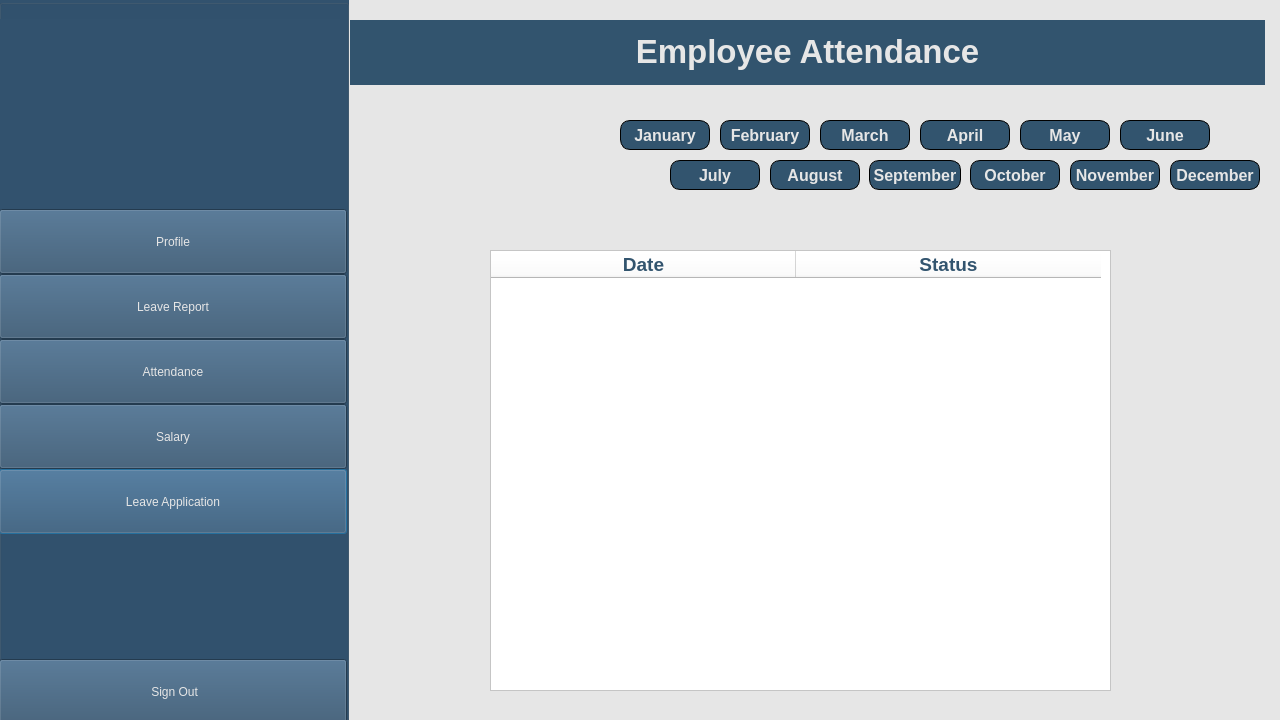
First picture: the form in Employee/Attendance.ui, repository Hammad-Ali-Asif/AEMS, before the edit.
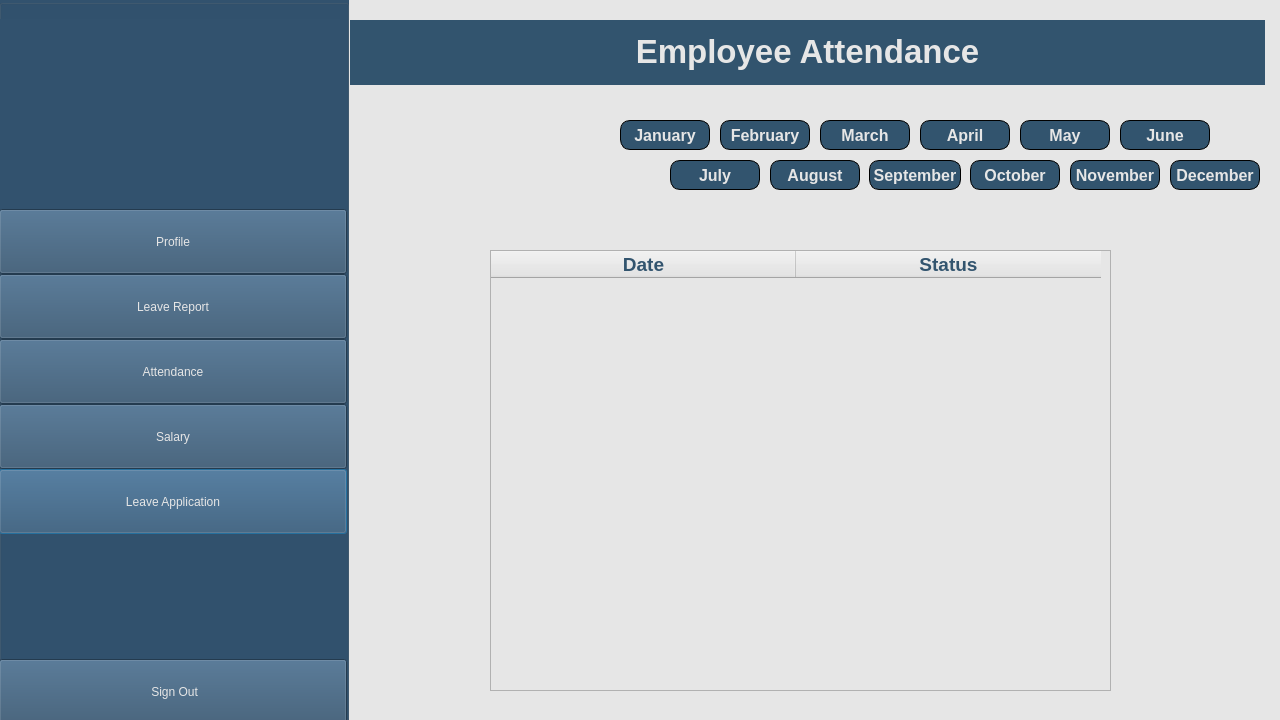
Second picture: the form after the edit. Icons and pictures are not drawn.

Patch:
```diff
--- a/Employee/Attendance.ui
+++ b/Employee/Attendance.ui
@@ -472,7 +472,8 @@
       </rect>
      </property>
      <property name="styleSheet">
-      <string notr="true">background-color: rgb(255, 255, 255);</string>
+      <string notr="true">background-color: rgb(230, 230, 230);
+color: rgb(50, 84, 110);</string>
      </property>
      <attribute name="horizontalHeaderDefaultSectionSize">
       <number>305</number>
```
